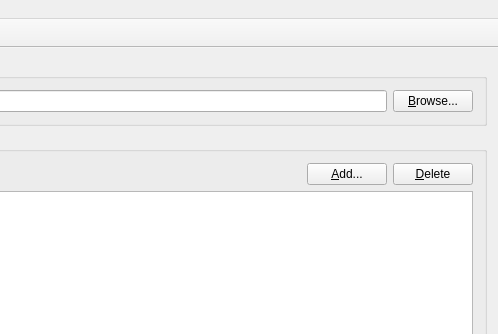
corrscope/corrscope, file ovgenpy/gui/mainwindow.ui: the form before one commit; both pictures show x 582 to 1080 and y 0 to 334 of the 1080 by 640 pixel window.
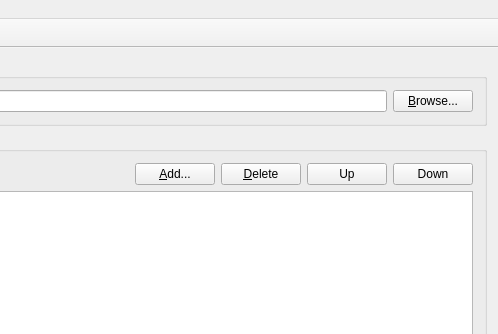
The form after the commit. Custom widgets are drawn as their Qt base class.

Commit message: [wip] Add up/down buttons and keyboard shortcuts (BUG they activate regardless of focus)

Patch:
```diff
--- a/ovgenpy/gui/mainwindow.ui
+++ b/ovgenpy/gui/mainwindow.ui
@@ -339,6 +339,20 @@
              </property>
             </widget>
            </item>
+           <item>
+            <widget class="ShortcutButton" name="channelUp">
+             <property name="text">
+              <string>Up</string>
+             </property>
+            </widget>
+           </item>
+           <item>
+            <widget class="ShortcutButton" name="channelDown">
+             <property name="text">
+              <string>Down</string>
+             </property>
+            </widget>
+           </item>
           </layout>
          </item>
          <item>
@@ -465,6 +479,11 @@
    <extends>QComboBox</extends>
    <header>ovgenpy/gui/data_bind.h</header>
   </customwidget>
+  <customwidget>
+   <class>ShortcutButton</class>
+   <extends>QPushButton</extends>
+   <header>ovgenpy/gui/__init__.h</header>
+  </customwidget>
  </customwidgets>
  <resources/>
  <connections/>
```
Left out of the diff: 4 changed lines with no effect on the pictures. The commit also changes 1 other file.
